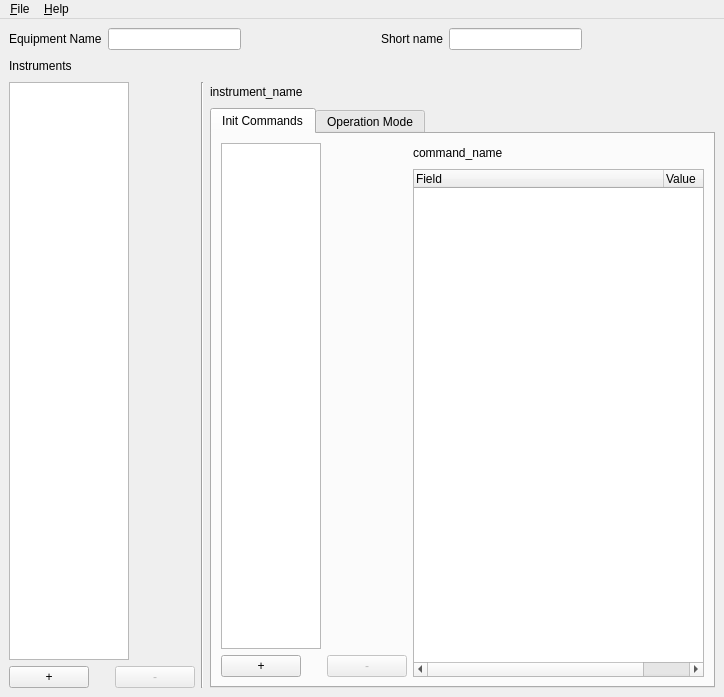
xbosch/gdais, file ui/equipmenteditor_mainwindow.ui: the form before one commit.
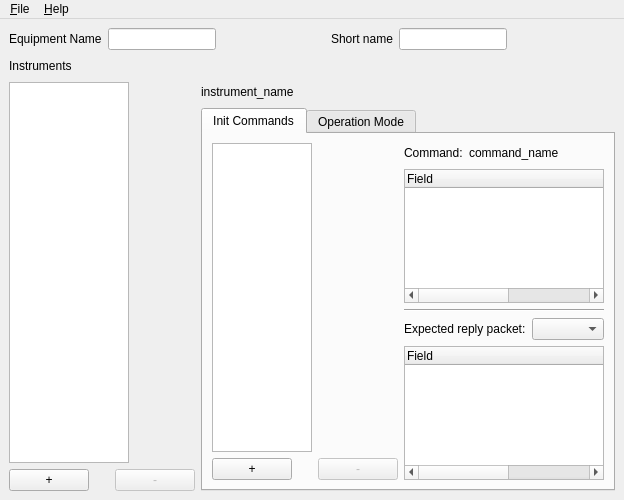
The form after the commit.

Commit message: Improvements to equipment editor: - Commands can now be repeated in the operation and init commands lists. - Warn the user about loosing configured commands when changing operation mode. - Added reply packet to init commands GUI, functionality not implemented yet.

What changed in the file:
```diff
--- a/ui/equipmenteditor_mainwindow.ui
+++ b/ui/equipmenteditor_mainwindow.ui
@@ -6,8 +6,8 @@
    <rect>
     <x>0</x>
     <y>0</y>
-    <width>724</width>
-    <height>697</height>
+    <width>600</width>
+    <height>500</height>
    </rect>
   </property>
   <property name="windowTitle">
@@ -158,13 +158,6 @@
         </item>
        </layout>
       </item>
-      <item>
-       <widget class="Line" name="line_4">
-        <property name="orientation">
-         <enum>Qt::Vertical</enum>
-        </property>
-       </widget>
-      </item>
       <item>
        <layout class="QVBoxLayout" name="verticalLayout_6">
         <item>
@@ -203,7 +196,7 @@
            <attribute name="title">
             <string>Init Commands</string>
            </attribute>
-           <layout class="QHBoxLayout" name="horizontalLayout">
+           <layout class="QHBoxLayout" name="horizontalLayout_9">
             <item>
              <layout class="QVBoxLayout" name="verticalLayout_3">
               <item>
@@ -264,27 +257,34 @@
             <item>
              <layout class="QVBoxLayout" name="verticalLayout_2">
               <item>
-               <layout class="QGridLayout" name="gridLayout_2">
-                <item row="0" column="1">
-                 <spacer name="horizontalSpacer_2">
-                  <property name="orientation">
-                   <enum>Qt::Horizontal</enum>
+               <layout class="QHBoxLayout" name="horizontalLayout_8">
+                <item>
+                 <widget class="QLabel" name="init_command_name_label">
+                  <property name="text">
+                   <string>Command:</string>
                   </property>
-                  <property name="sizeHint" stdset="0">
-                   <size>
-                    <width>40</width>
-                    <height>20</height>
-                   </size>
-                  </property>
-                 </spacer>
+                 </widget>
                 </item>
-                <item row="0" column="0">
+                <item>
                  <widget class="QLabel" name="init_command_name">
                   <property name="text">
                    <string>command_name</string>
                   </property>
                  </widget>
                 </item>
+                <item>
+                 <spacer name="horizontalSpacer_2">
+                  <property name="orientation">
+                   <enum>Qt::Horizontal</enum>
+                  </property>
+                  <property name="sizeHint" stdset="0">
+                   <size>
+                    <width>40</width>
+                    <height>20</height>
+                   </size>
+                  </property>
+                 </spacer>
+                </item>
                </layout>
               </item>
               <item>
@@ -307,6 +307,60 @@
                 </column>
                </widget>
               </item>
+              <item>
+               <widget class="Line" name="line">
+                <property name="orientation">
+                 <enum>Qt::Horizontal</enum>
+                </property>
+               </widget>
+              </item>
+              <item>
+               <layout class="QHBoxLayout" name="horizontalLayout">
+                <item>
+                 <widget class="QLabel" name="label_5">
+                  <property name="text">
+                   <string>Expected reply packet:</string>
+                  </property>
+                 </widget>
+                </item>
+                <item>
+                 <widget class="QComboBox" name="init_command_reply"/>
+                </item>
+                <item>
+                 <spacer name="horizontalSpacer_7">
+                  <property name="orientation">
+                   <enum>Qt::Horizontal</enum>
+                  </property>
+                  <property name="sizeHint" stdset="0">
+                   <size>
+                    <width>40</width>
+                    <height>20</height>
+                   </size>
+                  </property>
+                 </spacer>
+                </item>
+               </layout>
+              </item>
+              <item>
+               <widget class="QTreeWidget" name="init_command_reply_values">
+                <property name="rootIsDecorated">
+                 <bool>false</bool>
+                </property>
+                <attribute name="headerDefaultSectionSize">
+                 <number>250</number>
+                </attribute>
+                <column>
+                 <property name="text">
+                  <string>Field</string>
+                 </property>
+                </column>
+                <column>
+                 <property name="text">
+                  <string>Value</string>
+                 </property>
+                </column>
+               </widget>
+              </item>
              </layout>
             </item>
            </layout>
@@ -315,7 +369,7 @@
            <attribute name="title">
             <string>Operation Mode</string>
            </attribute>
-           <layout class="QVBoxLayout" name="verticalLayout">
+           <layout class="QVBoxLayout" name="verticalLayout_5">
             <item>
              <layout class="QHBoxLayout" name="horizontalLayout_5">
               <item>
@@ -360,7 +414,7 @@
              </layout>
             </item>
             <item>
-             <layout class="QHBoxLayout" name="horizontalLayout_2">
+             <layout class="QHBoxLayout" name="horizontalLayout_11">
               <item>
                <layout class="QVBoxLayout" name="verticalLayout_4">
                 <item>
@@ -419,10 +473,24 @@
                </layout>
               </item>
               <item>
-               <layout class="QVBoxLayout" name="verticalLayout_5">
+               <layout class="QVBoxLayout" name="verticalLayout">
                 <item>
-                 <layout class="QGridLayout" name="gridLayout_3">
-                  <item row="0" column="1">
+                 <layout class="QHBoxLayout" name="horizontalLayout_10">
+                  <item>
+                   <widget class="QLabel" name="operation_command_name_label">
+                    <property name="text">
+                     <string>Command:</string>
+                    </property>
+                   </widget>
+                  </item>
+                  <item>
+                   <widget class="QLabel" name="operation_command_name">
+                    <property name="text">
+                     <string>command_name</string>
+                    </property>
+                   </widget>
+                  </item>
+                  <item>
                    <spacer name="horizontalSpacer_3">
                     <property name="orientation">
                      <enum>Qt::Horizontal</enum>
@@ -435,14 +503,18 @@
                     </property>
                    </spacer>
                   </item>
-                  <item row="0" column="2">
+                 </layout>
+                </item>
+                <item>
+                 <layout class="QHBoxLayout" name="horizontalLayout_2">
+                  <item>
                    <widget class="QLabel" name="operation_command_param_pre_txt">
                     <property name="text">
                      <string>Period:</string>
                     </property>
                    </widget>
                   </item>
-                  <item row="0" column="3">
+                  <item>
                    <widget class="QLineEdit" name="operation_command_param">
                     <property name="maximumSize">
                      <size>
@@ -452,20 +524,26 @@
                     </property>
                    </widget>
                   </item>
-                  <item row="0" column="0">
-                   <widget class="QLabel" name="operation_command_name">
-                    <property name="text">
-                     <string>command_name</string>
-                    </property>
-                   </widget>
-                  </item>
-                  <item row="0" column="4">
+                  <item>
                    <widget class="QLabel" name="operation_command_param_post_txt">
                     <property name="text">
                      <string>ms</string>
                     </property>
                    </widget>
                   </item>
+                  <item>
+                   <spacer name="horizontalSpacer_8">
+                    <property name="orientation">
+                     <enum>Qt::Horizontal</enum>
+                    </property>
+                    <property name="sizeHint" stdset="0">
+                     <size>
+                      <width>211</width>
+                      <height>17</height>
+                     </size>
+                    </property>
+                   </spacer>
+                  </item>
                  </layout>
                 </item>
                 <item>
@@ -507,7 +585,7 @@
     <rect>
      <x>0</x>
      <y>0</y>
-     <width>724</width>
+     <width>600</width>
      <height>23</height>
     </rect>
    </property>
```
The commit also changes 3 other files.
